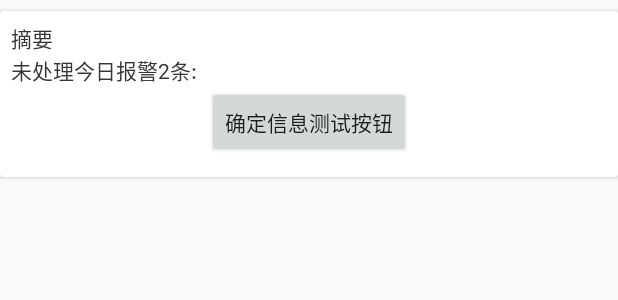
After one commit to hoeoy/GongXing, an Android app: the layout layout_section_footer.xml on its own in the app's theme, with its tools: preview values and no code run, on a phone screen of 412 x 824 dp. The commit adds this screen. Shown: the top 300 px of the screen. Run offline under Robolectric (Android 15) with nearby library versions, the phone set to English and light mode, and no system bars.

Commit message:
Mod: 显示remark信息

```diff
--- a/app/src/main/java/com/houoy/www/gongxing/adapter/MessageListAdapter.java
+++ b/app/src/main/java/com/houoy/www/gongxing/adapter/MessageListAdapter.java
@@ -174,6 +174,7 @@ public class MessageListAdapter extends RecyclerView.Adapter<RecyclerView.ViewHo
             if(type == null){//默认为报警信息
                 type = "2" ;
             }
+
             switch (type) {
                 case "1"://日报
                     ((NewsViewHolder) holder).constraintLayout1.setVisibility(View.GONE);
--- a/app/src/main/java/com/houoy/www/gongxing/model/Data.java
+++ b/app/src/main/java/com/houoy/www/gongxing/model/Data.java
@@ -12,4 +12,6 @@ import lombok.NoArgsConstructor;
 public class Data implements Serializable {
     private ClientInfo ClientInfo;
     private DataPart DataPart;
+    private OperatePart operatePart;
+    private RemarkPart remarkPart;
 }
--- a/app/src/main/java/com/houoy/www/gongxing/model/DeviceInfo.java
+++ b/app/src/main/java/com/houoy/www/gongxing/model/DeviceInfo.java
@@ -14,5 +14,6 @@ public class DeviceInfo implements Serializable {
     private String DeviceName;
     private String BackColor;
     private String FontColor;
+    private String State;//正常 or 失败
     private List<ParaInfo> ParaInfo;
 }
--- a/app/src/main/java/com/houoy/www/gongxing/model/Place.java
+++ b/app/src/main/java/com/houoy/www/gongxing/model/Place.java
@@ -13,5 +13,11 @@ import lombok.NoArgsConstructor;
 public class Place implements Serializable {
     private String PlaceName;
     private String PlaceId;
+
+    private String AlarmNum;
+    private String BackColor;
+    private String FontColor;
+    private String Time;
+    private String Remark;
     private List<DeviceInfo> DeviceInfo;
 }
--- /dev/null
+++ b/app/src/main/res/layout/layout_section_footer.xml
@@ -0,0 +1,52 @@
+<?xml version="1.0" encoding="utf-8"?>
+<android.support.v7.widget.CardView xmlns:android="http://schemas.android.com/apk/res/android"
+    xmlns:app="http://schemas.android.com/apk/res-auto"
+    android:layout_width="match_parent"
+    android:layout_height="wrap_content"
+    android:layout_marginTop="7dp"
+    app:elevation="5dp">
+
+    <android.support.constraint.ConstraintLayout
+        android:id="@+id/sectionFooterLayout"
+        android:layout_width="match_parent"
+        android:layout_height="wrap_content"
+        android:padding="@dimen/section_padding">
+
+        <TextView
+            android:id="@+id/sectionRemark"
+            android:layout_width="wrap_content"
+            android:layout_height="wrap_content"
+            android:text="摘要"
+            android:textColor="@color/text_font_black"
+            android:textSize="@dimen/regular14"
+            app:layout_constraintLeft_toLeftOf="parent"
+            app:layout_constraintTop_toTopOf="parent" />
+
+        <TextView
+            android:id="@+id/section_remark"
+            android:layout_width="wrap_content"
+            android:layout_height="wrap_content"
+            android:text="未处理今日报警2条:"
+            android:textColor="@color/text_font_black"
+            android:textSize="@dimen/regular14"
+            app:layout_constraintLeft_toLeftOf="parent"
+            app:layout_constraintTop_toBottomOf="@id/sectionRemark" />
+
+        <LinearLayout
+            android:id="@+id/sectionOperateLayout"
+            android:layout_width="wrap_content"
+            android:layout_height="wrap_content"
+            android:orientation="vertical"
+            app:layout_constraintLeft_toLeftOf="parent"
+            app:layout_constraintRight_toRightOf="parent"
+            app:layout_constraintTop_toBottomOf="@id/section_remark" >
+            <Button
+                android:id="@+id/sectionOperateLayoutButton"
+                android:layout_width="match_parent"
+                android:layout_marginBottom="@dimen/recycler_padding"
+                android:layout_height="wrap_content"
+                android:text="确定信息测试按钮"/>
+        </LinearLayout>
+    </android.support.constraint.ConstraintLayout>
+
+</android.support.v7.widget.CardView>
```
Also changed, not shown: app/src/main/java/com/houoy/www/gongxing/MessageDetailActivity.java (+20 -31 lines), app/src/main/java/com/houoy/www/gongxing/adapter/SectiondFooter.java (added, +18 -0 lines), app/src/main/java/com/houoy/www/gongxing/adapter/SectionedExpandableGridAdapter.java (+82 -11 lines), app/src/main/java/com/houoy/www/gongxing/adapter/SectionedExpandableLayoutHelper.java (+19 -7 lines), app/src/main/java/com/houoy/www/gongxing/fragment/SearchFragment.java (+9 -4 lines), app/src/main/res/layout/layout_section.xml (+7 -7 lines).
